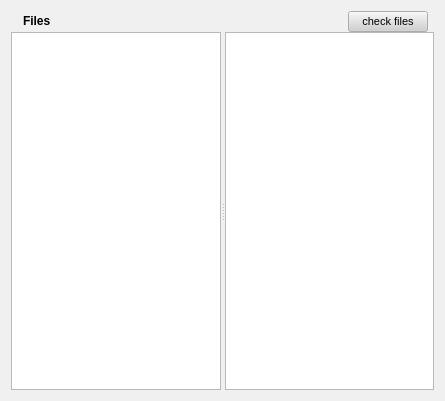
First picture: the form in retroshare-gui/src/gui/SharedFilesDialog.ui, repository RetroShare/RetroShare, before the edit.
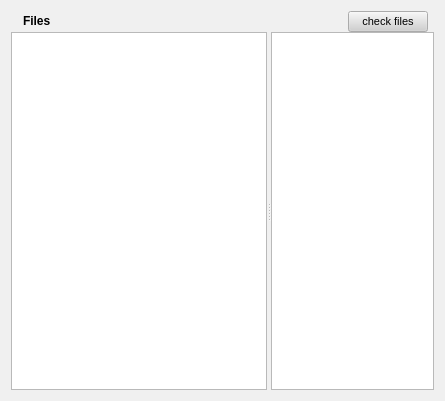
Second picture: the form after the edit. Icons and pictures are not drawn.

What changed in the file:
```diff
--- a/retroshare-gui/src/gui/SharedFilesDialog.ui
+++ b/retroshare-gui/src/gui/SharedFilesDialog.ui
@@ -499,10 +499,7 @@
    <enum>Qt::NoContextMenu</enum>
   </property>
   <layout class="QGridLayout" >
-   <property name="horizontalSpacing" >
-    <number>1</number>
-   </property>
-   <property name="verticalSpacing" >
+   <property name="spacing" >
     <number>1</number>
    </property>
    <item row="0" column="0" >
@@ -517,19 +514,7 @@
          <property name="leftMargin" >
           <number>0</number>
          </property>
-         <property name="topMargin" >
-          <number>0</number>
-         </property>
-         <property name="rightMargin" >
-          <number>0</number>
-         </property>
-         <property name="bottomMargin" >
-          <number>0</number>
-         </property>
-         <property name="horizontalSpacing" >
-          <number>6</number>
-         </property>
-         <property name="verticalSpacing" >
+         <property name="spacing" >
           <number>6</number>
          </property>
          <item row="0" column="0" >
@@ -595,6 +580,12 @@
         <enum>Qt::Horizontal</enum>
        </property>
        <widget class="QTreeView" name="localDirTreeView" >
+        <property name="sizePolicy" >
+         <sizepolicy vsizetype="Expanding" hsizetype="Expanding" >
+          <horstretch>0</horstretch>
+          <verstretch>0</verstretch>
+         </sizepolicy>
+        </property>
         <property name="contextMenuPolicy" >
          <enum>Qt::CustomContextMenu</enum>
         </property>
@@ -618,6 +609,12 @@
         </property>
        </widget>
        <widget class="QTreeView" name="remoteDirTreeView" >
+        <property name="sizePolicy" >
+         <sizepolicy vsizetype="Expanding" hsizetype="Expanding" >
+          <horstretch>4</horstretch>
+          <verstretch>0</verstretch>
+         </sizepolicy>
+        </property>
         <property name="contextMenuPolicy" >
          <enum>Qt::CustomContextMenu</enum>
         </property>
```
Left out of the diff: 4 changed lines with no effect on the pictures.
